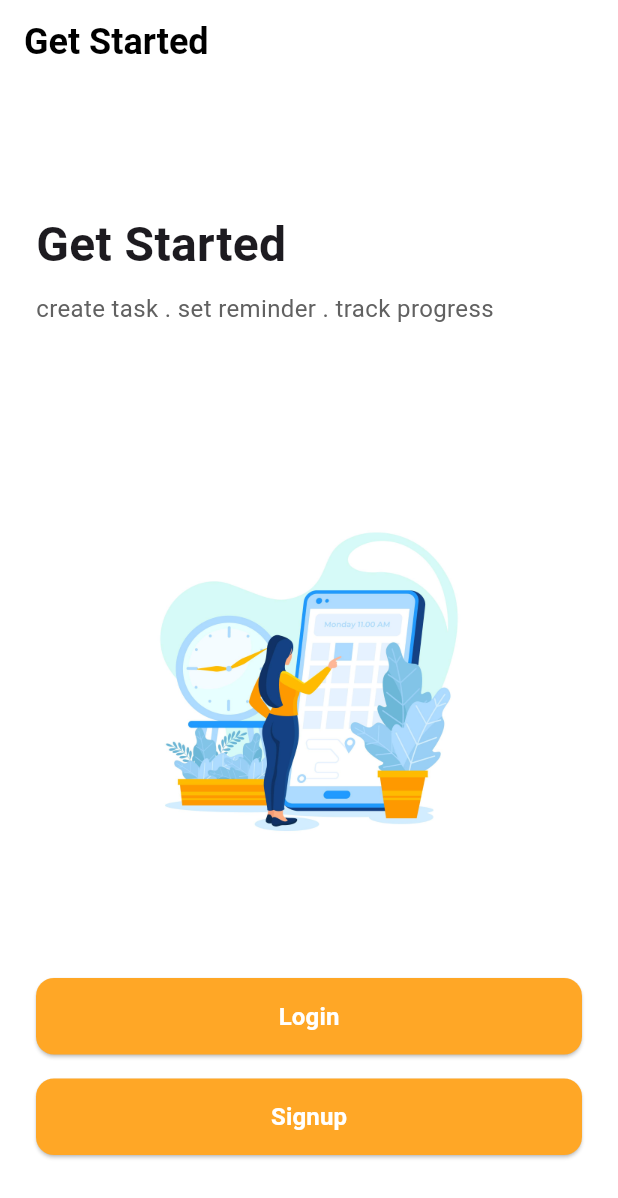
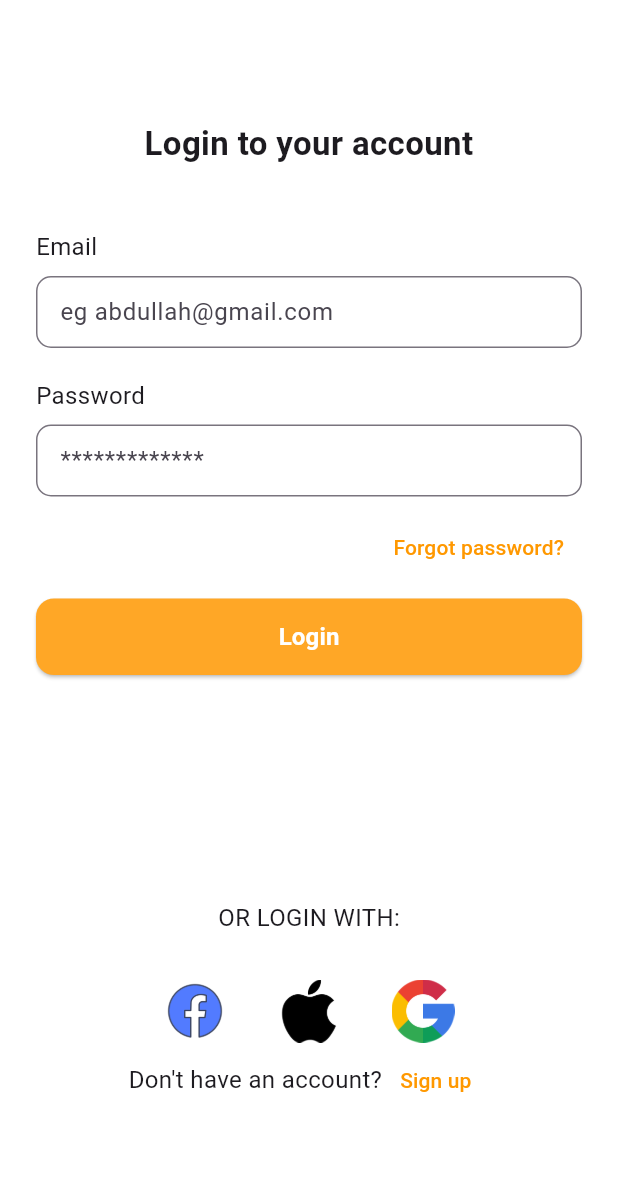
Before and after one commit to iabdullahmahfooz/dooit, a Flutter app: the screen it shows after launch, after a tap on "Login", on a phone screen of 412 x 824 dp. Shown: the top 1198 px of the screen. Run offline on Flutter 3.47's test engine with Material 3 defaults, Android fonts, the phone set to English and light mode, and no system bars.

Commit message:
Login screen added navigating from get started screen

```diff
--- a/lib/main.dart
+++ b/lib/main.dart
@@ -1,5 +1,6 @@
 import 'package:flutter/material.dart';
 import 'views/get_started_screen/get_started_screen.dart';
+import 'views/login_screen/login_screen.dart';
 
 void main() {
   runApp(const DooitApp());
@@ -27,7 +28,10 @@ class DooitApp extends StatelessWidget {
         textTheme: const TextTheme(bodyMedium: TextStyle(fontSize: 16)),
       ),
       initialRoute: '/',
-      routes: {'/': (_) => const GetStartedScreen()},
+      routes: {
+        '/': (context) => const GetStartedScreen(),
+        '/login_screen': (context) => const LoginScreen(),
+      },
     );
   }
 }
--- a/lib/views/get_started_screen/get_started_screen.dart
+++ b/lib/views/get_started_screen/get_started_screen.dart
@@ -8,7 +8,7 @@ class GetStartedScreen extends StatelessWidget {
   @override
   Widget build(BuildContext context) {
     return Scaffold(
-      appBar: simpleAppBar('Get Started'),
+      appBar: simpleAppBar('App bar'),
       body: Padding(
         padding: const EdgeInsets.all(24.0),
         child: Column(
@@ -37,7 +37,7 @@ class GetStartedScreen extends StatelessWidget {
               children: [
                 CustomButton(
                   label: 'Login',
-                  onTap: () => Navigator.pushNamed(context, '/login'),
+                  onTap: () => Navigator.pushNamed(context, '/login_screen'),
                 ),
                 SizedBox(height: 16),
                 CustomButton(
--- a/lib/views/login_screen/login_screen.dart
+++ b/lib/views/login_screen/login_screen.dart
@@ -0,0 +1,106 @@
+import 'package:flutter/material.dart';
+import '../../widgets/custom_button.dart';
+
+class LoginScreen extends StatelessWidget {
+  const LoginScreen({super.key});
+
+  @override
+  Widget build(BuildContext context) {
+    return Scaffold(
+      body: Padding(
+        padding: const EdgeInsets.symmetric(horizontal: 24.0, vertical: 80),
+        child: Column(
+          crossAxisAlignment: CrossAxisAlignment.stretch,
+          children: [
+            const Text(
+              'Login to your account',
+              style: TextStyle(fontSize: 22, fontWeight: FontWeight.bold),
+              textAlign: TextAlign.center,
+            ),
+            const SizedBox(height: 42),
+
+            // Email Field
+            const Text('Email'),
+            const SizedBox(height: 8),
+            TextField(
+              decoration: InputDecoration(
+                hintText: 'eg abdullah@gmail.com',
+                border: OutlineInputBorder(
+                  borderRadius: BorderRadius.circular(10),
+                ),
+                contentPadding: const EdgeInsets.symmetric(horizontal: 12),
+              ),
+            ),
+            const SizedBox(height: 20),
+
+            // Password Field
+            const Text('Password'),
+            const SizedBox(height: 8),
+            TextField(
+              obscureText: true,
+              decoration: InputDecoration(
+                hintText: '*************',
+                border: OutlineInputBorder(
+                  borderRadius: BorderRadius.circular(10),
+                ),
+                contentPadding: const EdgeInsets.symmetric(horizontal: 12),
+              ),
+            ),
+
+            const SizedBox(height: 10),
+            Align(
+              alignment: Alignment.centerRight,
+              child: TextButton(
+                onPressed: () {},
+                child: const Text(
+                  'Forgot password?',
+                  style: TextStyle(color: Colors.orange),
+                ),
+              ),
+            ),
+
+            const SizedBox(height: 10),
+            // Login Button
+            CustomButton(label: 'Login', onTap: () {}),
+
+            const SizedBox(height: 150),
+
+            // Social login text
+            const Center(child: Text('OR LOGIN WITH:')),
+
+            const SizedBox(height: 30),
+
+            // Social Icons
+            Row(
+              mainAxisAlignment: MainAxisAlignment.center,
+              children: [
+                Image.asset('lib/assets/icons/facebook.png', height: 42),
+                const SizedBox(width: 34),
+                Image.asset('lib/assets/icons/apple.png', height: 42),
+                const SizedBox(width: 34),
+                Image.asset('lib/assets/icons/google.png', height: 42),
+              ],
+            ),
+
+            const Spacer(),
+
+            // Bottom Signup Text
+            Row(
+              mainAxisAlignment: MainAxisAlignment.center,
+              children: [
+                const Text("Don't have an account?"),
+                TextButton(
+                  onPressed: () => Navigator.pushNamed(context, '/signup'),
+                  child: const Text(
+                    'Sign up',
+                    style: TextStyle(color: Colors.orange),
+                  ),
+                ),
+              ],
+            ),
+          ],
+        ),
+      ),
+    );
+  }
+}
--- a/pubspec.yaml
+++ b/pubspec.yaml
@@ -55,6 +55,9 @@ flutter:
 
   assets:
     - lib/assets/illustrations/get_started.jpg
+    - lib/assets/icons/facebook.png
+    - lib/assets/icons/apple.png
+    - lib/assets/icons/google.png
 
 
 
```
Also changed, not shown: lib/assets/icons/apple.png (added), lib/assets/icons/facebook.png (added), lib/assets/icons/google.png (added).
